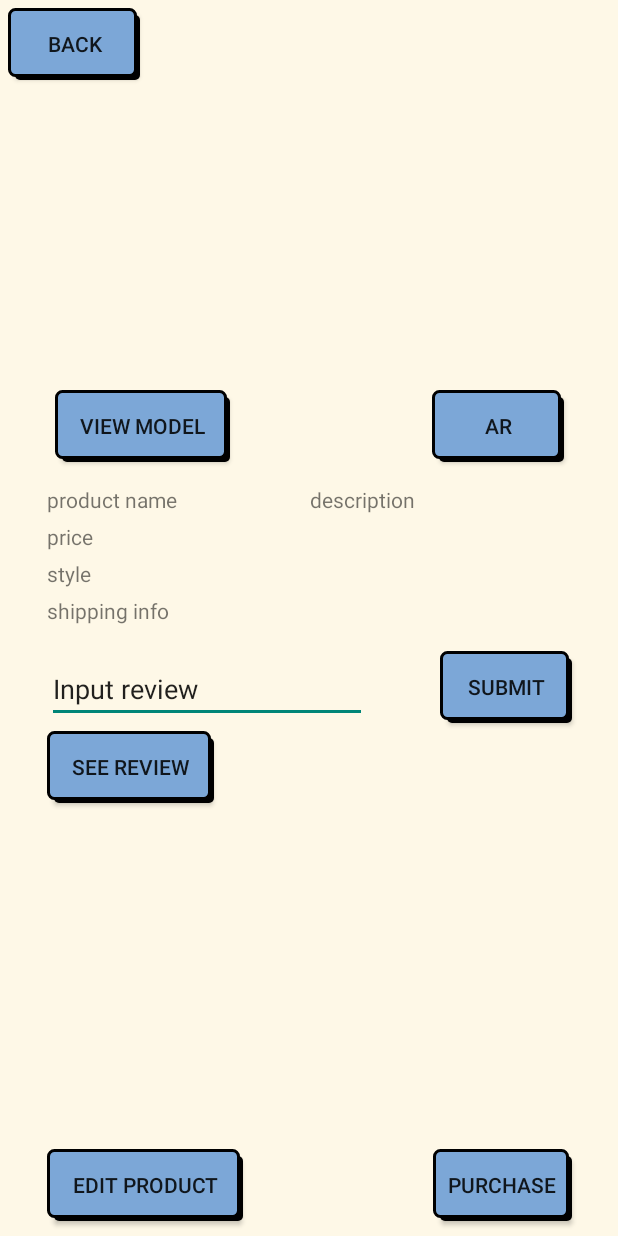
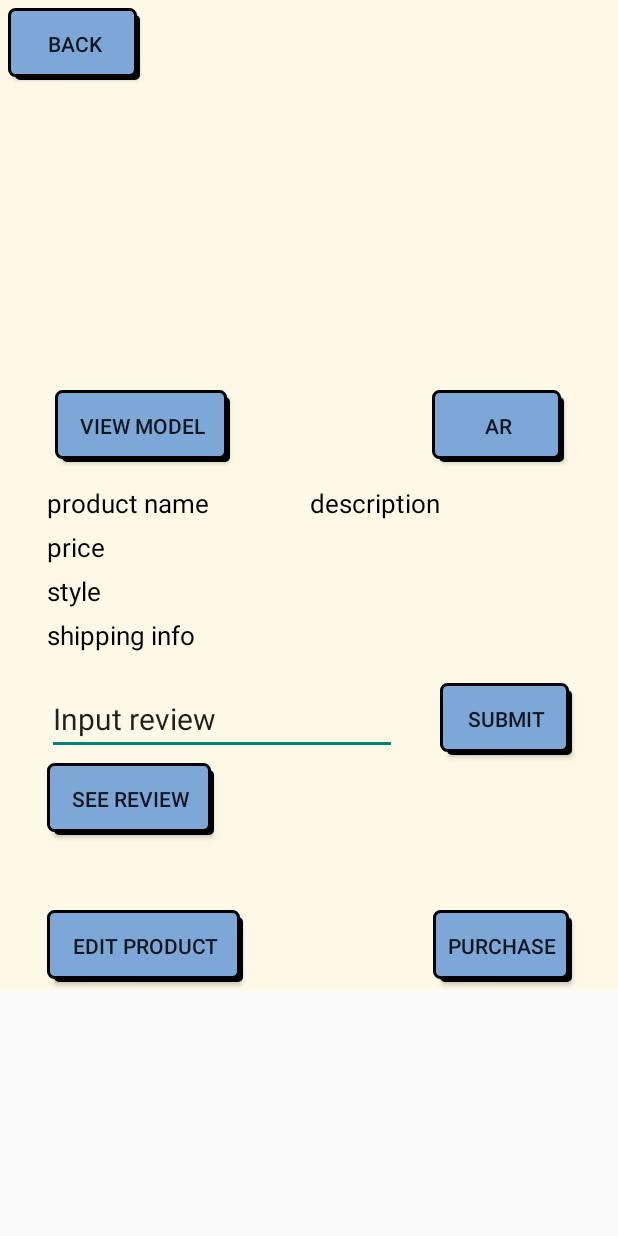
Before and after one commit to ramseyzhan/AR-Furniture-Android, an Android app: the ProductPage screen opened directly, with no data from a screen before it, on a phone screen of 412 x 824 dp. Run offline under Robolectric (Android 15) with nearby library versions, the phone set to English and light mode, and no system bars; our stand-ins replace Firebase (no records; nobody signed in at launch, a user with empty details on screens opened directly); pictures from the network do not load.

Commit message:
add scroll view on product page
why is favorite button lost

```diff
--- a/ARFurnitureApp/app/src/main/res/layout/activity_product.xml
+++ b/ARFurnitureApp/app/src/main/res/layout/activity_product.xml
@@ -1,7 +1,12 @@
 <?xml version="1.0" encoding="utf-8"?>
-<androidx.constraintlayout.widget.ConstraintLayout xmlns:android="http://schemas.android.com/apk/res/android"
+
+<ScrollView xmlns:android="http://schemas.android.com/apk/res/android"
     xmlns:app="http://schemas.android.com/apk/res-auto"
     xmlns:tools="http://schemas.android.com/tools"
+    android:layout_width="match_parent"
+    android:layout_height="wrap_content" >
+
+    <androidx.constraintlayout.widget.ConstraintLayout
         android:layout_width="match_parent"
         android:layout_height="match_parent"
         android:background="#FEF8E7"
@@ -37,6 +42,8 @@
             android:layout_height="wrap_content"
             android:layout_marginTop="10dp"
             android:text="product name"
+            android:textColor="#000"
+            android:textSize="17dp"
             app:layout_constraintRight_toLeftOf="@+id/product_description"
             app:layout_constraintStart_toStartOf="@+id/product_photo"
             app:layout_constraintTop_toBottomOf="@+id/product_photo" />
@@ -47,6 +54,8 @@
             android:layout_height="wrap_content"
             android:layout_marginTop="5dp"
             android:text="price"
+            android:textColor="#000"
+            android:textSize="17dp"
             app:layout_constraintStart_toStartOf="@+id/product_photo"
             app:layout_constraintTop_toBottomOf="@+id/product_name" />
 
@@ -56,6 +65,8 @@
             android:layout_height="wrap_content"
             android:layout_marginTop="5dp"
             android:text="style"
+            android:textColor="#000"
+            android:textSize="17dp"
             app:layout_constraintStart_toStartOf="@+id/product_photo"
             app:layout_constraintTop_toBottomOf="@+id/product_price" />
 
@@ -65,6 +76,8 @@
             android:layout_height="wrap_content"
             android:layout_marginTop="5dp"
             android:text="shipping info"
+            android:textColor="#000"
+            android:textSize="17dp"
             app:layout_constraintStart_toStartOf="@+id/product_photo"
             app:layout_constraintTop_toBottomOf="@+id/product_styles" />
 
@@ -74,6 +87,8 @@
             android:layout_height="wrap_content"
             android:layout_marginTop="10dp"
             android:text="description"
+            android:textColor="#000"
+            android:textSize="17dp"
             app:layout_constraintStart_toEndOf="@+id/product_name"
             app:layout_constraintTop_toBottomOf="@+id/product_photo" />
 
@@ -89,17 +104,14 @@
             app:layout_constraintBottom_toBottomOf="@+id/product_photo"
             app:layout_constraintEnd_toEndOf="@+id/product_photo" />
 
-    <!--***-->
-
         <Button
             android:id="@+id/purchase"
             android:layout_width="wrap_content"
             android:layout_height="wrap_content"
-        android:layout_marginBottom="10dp"
             android:background="@drawable/btn_shad_blue"
             android:onClick="Purchase"
             android:text="Purchase"
-        app:layout_constraintBottom_toBottomOf="parent"
+            app:layout_constraintBottom_toBottomOf="@+id/edit"
             app:layout_constraintEnd_toEndOf="@+id/product_photo" />
 
         <Button
@@ -122,10 +134,12 @@
             android:ems="10"
             android:inputType="textMultiLine"
             android:text="Input review"
+            android:textSize="20dp"
             app:layout_constraintStart_toStartOf="@+id/product_photo"
             app:layout_constraintTop_toBottomOf="@+id/shipping_info" />
 
         <Button
+            android:id="@+id/see_review"
             android:layout_width="wrap_content"
             android:layout_height="wrap_content"
             android:layout_marginTop="5dp"
@@ -164,12 +178,15 @@
             android:id="@+id/edit"
             android:layout_width="wrap_content"
             android:layout_height="wrap_content"
-        android:layout_marginBottom="10dp"
+            android:layout_marginTop="50dp"
+            android:layout_marginBottom="5dp"
             android:background="@drawable/btn_shad_blue"
             android:onClick="editproduct"
             android:text="  Edit Product  "
+            app:layout_constraintTop_toBottomOf="@+id/see_review"
             app:layout_constraintBottom_toBottomOf="parent"
             app:layout_constraintStart_toStartOf="@+id/product_photo" />
 
+    </androidx.constraintlayout.widget.ConstraintLayout>
 
-</androidx.constraintlayout.widget.ConstraintLayout>
+</ScrollView>
```
Lines whose indentation alone changed are shown as unchanged.
